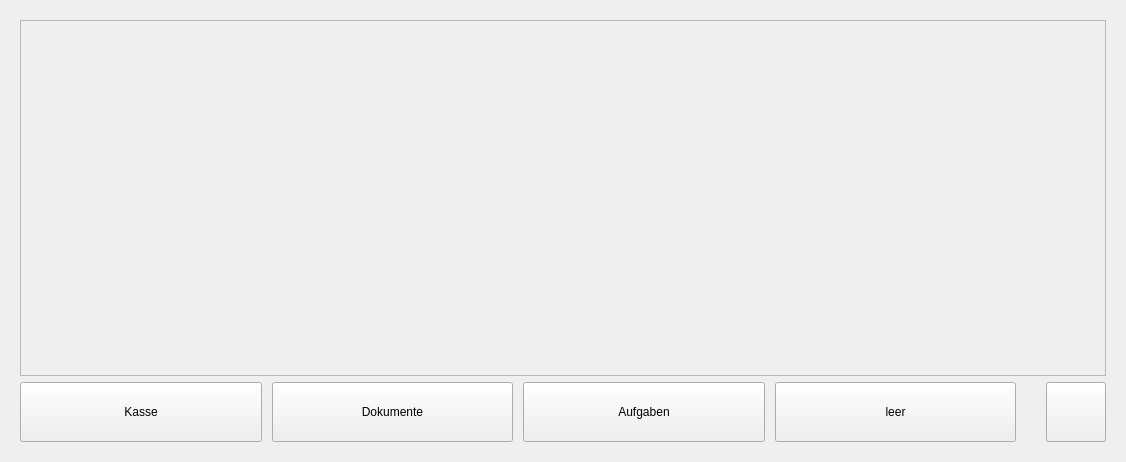
todvora/qrk-registrier-kasse, file src/ui/qrkhome.ui: the form before one commit.
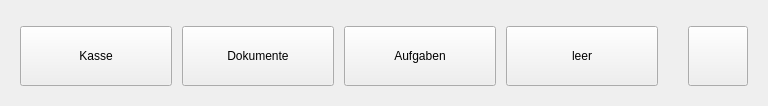
The form after the commit. Icons and pictures are not drawn.

```diff
--- a/src/ui/qrkhome.ui
+++ b/src/ui/qrkhome.ui
@@ -6,8 +6,8 @@
    <rect>
     <x>0</x>
     <y>0</y>
-    <width>1126</width>
-    <height>462</height>
+    <width>768</width>
+    <height>102</height>
    </rect>
   </property>
   <property name="windowTitle">
@@ -52,7 +52,7 @@
           </property>
           <property name="minimumSize">
            <size>
-            <width>0</width>
+            <width>150</width>
             <height>60</height>
            </size>
           </property>
@@ -81,7 +81,7 @@
           </property>
           <property name="minimumSize">
            <size>
-            <width>0</width>
+            <width>150</width>
             <height>60</height>
            </size>
           </property>
@@ -110,7 +110,7 @@
           </property>
           <property name="minimumSize">
            <size>
-            <width>0</width>
+            <width>150</width>
             <height>60</height>
            </size>
           </property>
@@ -139,7 +139,7 @@
           </property>
           <property name="minimumSize">
            <size>
-            <width>0</width>
+            <width>150</width>
             <height>60</height>
            </size>
           </property>
```
